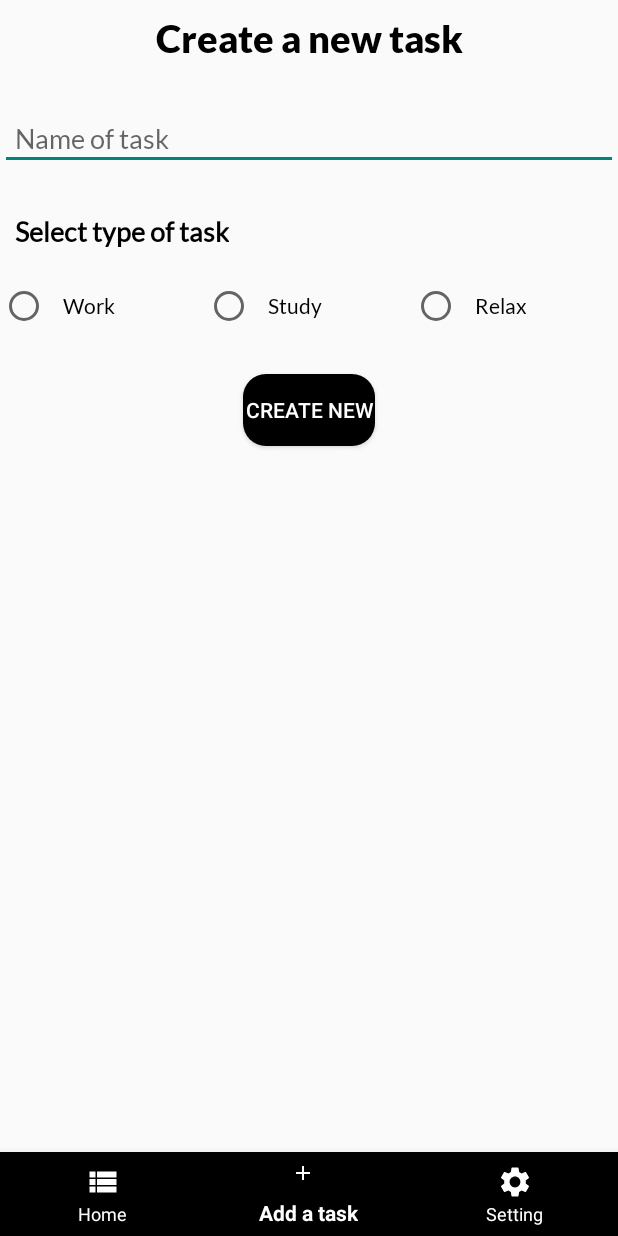
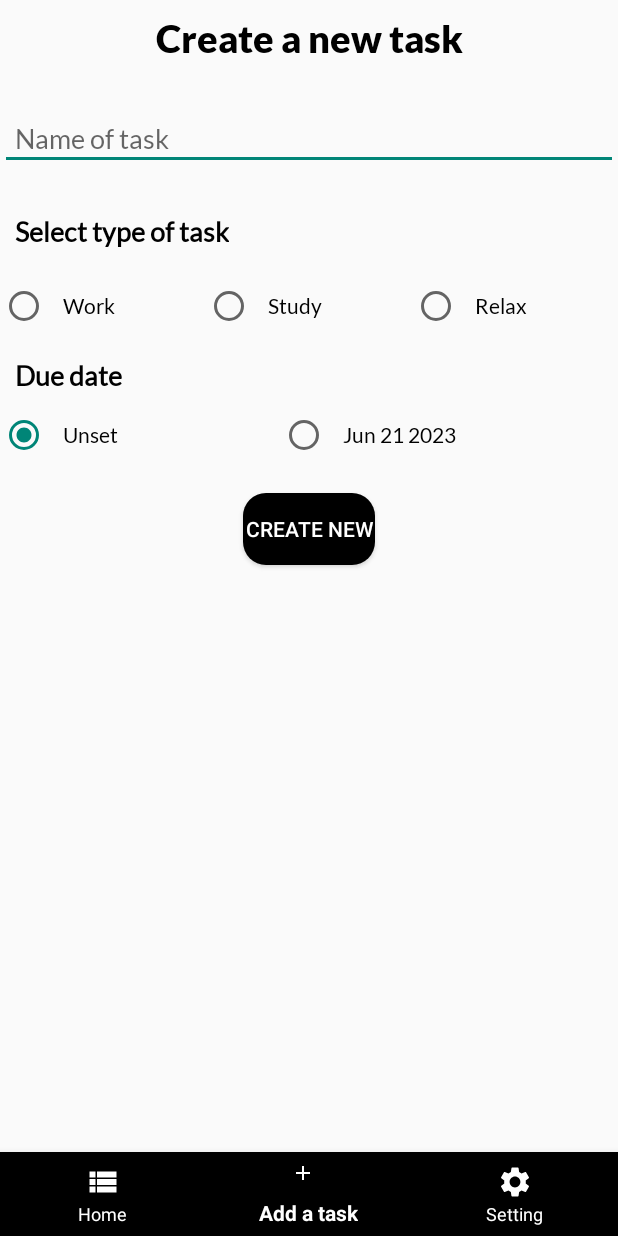
Before and after one commit to quocan05/todolist-using-room-database-android-java, an Android app: the screen it shows after launch (MainActivity), item 2 of the bottom bar chosen, on a phone screen of 412 x 824 dp. Run offline under Robolectric (Android 15) with nearby library versions, the phone set to English and light mode, and no system bars; our stand-ins replace Room's generated code.

Commit message:
add pick time dialog but undone, still working...

```diff
--- a/app/build.gradle
+++ b/app/build.gradle
@@ -26,6 +26,7 @@ android {
         sourceCompatibility JavaVersion.VERSION_1_8
         targetCompatibility JavaVersion.VERSION_1_8
     }
+
 }
 
 dependencies {
--- a/app/src/main/java/com/quocanproject/todolistroom/FragAddTask.java
+++ b/app/src/main/java/com/quocanproject/todolistroom/FragAddTask.java
@@ -1,5 +1,7 @@
 package com.quocanproject.todolistroom;
 
+import android.app.AlertDialog;
+import android.app.DatePickerDialog;
 import android.content.Context;
 import android.os.Bundle;
 import android.text.TextUtils;
@@ -11,6 +13,7 @@ import android.view.ViewGroup;
 import android.view.inputmethod.EditorInfo;
 import android.view.inputmethod.InputMethodManager;
 import android.widget.Button;
+import android.widget.DatePicker;
 import android.widget.EditText;
 import android.widget.RadioButton;
 import android.widget.RadioGroup;
@@ -25,12 +28,18 @@ import androidx.lifecycle.Observer;
 
 import com.quocanproject.todolistroom.database.TaskDatabase;
 
+import java.util.Calendar;
+import java.util.Date;
 import java.util.List;
 
 public class FragAddTask extends Fragment {
 
     TaskRepo taskRepo;
     LiveData<List<Task>> taskListLiveData;
+
+    DatePickerDialog datePickerDialog;
+    RadioButton rbSetDueDate;
+
 
     @Nullable
     @Override
@@ -42,6 +51,12 @@ public class FragAddTask extends Fragment {
         RadioGroup rgType = view.findViewById(R.id.radioGrType);
         Button btnAddTask = view.findViewById(R.id.btnAddTask);
 
+        RadioGroup rgDueDate = view.findViewById(R.id.radioGrSetDueDate);
+        rgDueDate.check(R.id.rbNoDueDate);
+
+        rbSetDueDate = view.findViewById(R.id.rbSetDueDate);
+        rbSetDueDate.setText(getDateToday());
+        initDatePicker();
 
         edtAddTask.setOnEditorActionListener(new TextView.OnEditorActionListener() {
             @Override
@@ -71,10 +86,25 @@ public class FragAddTask extends Fragment {
 
                     String type;
                     int selectedRadioButtonId = rgType.getCheckedRadioButtonId();
+                    int selectedRadioButtonDueDateId = rgDueDate.getCheckedRadioButtonId();
+                    Toast.makeText(getActivity(), selectedRadioButtonDueDateId+"", Toast.LENGTH_SHORT).show();
                     if (selectedRadioButtonId != -1) {
                         RadioButton rbSelected = getActivity().findViewById(selectedRadioButtonId); // phai get id tu view cua onCreate
                         type = rbSelected.getText().toString().trim();
-                        Task task = new Task(name, type, false);
+
+                        Task task = new Task(name, type, false, null);
+
+                        if (selectedRadioButtonDueDateId == R.id.rbSetDueDate){
+                            Toast.makeText(getActivity(), rbSetDueDate.getText().toString(), Toast.LENGTH_SHORT).show();
+                            rbSetDueDate.setOnClickListener(new View.OnClickListener() {
+                                @Override
+                                public void onClick(View view) {
+                                    openDatePicker(view);
+                                }
+                            });
+
+                        }
+
                         taskRepo.insertData(task, new TaskRepo.TaskCallback() {
                             @Override
                             public void onTaskInserted() {
@@ -104,6 +134,71 @@ public class FragAddTask extends Fragment {
         });
         return view;
     }
+
+    private String getDateToday() {
+        Calendar cal = Calendar.getInstance();
+        int year = cal.get(Calendar.YEAR);
+        int month = cal.get(Calendar.MONTH);
+        month = month + 1;
+        int day = cal.get(Calendar.DAY_OF_MONTH);
+
+        return makeDateString(day, month, year);
+    }
+
+    private void initDatePicker() {
+        DatePickerDialog.OnDateSetListener dateSetListener = new DatePickerDialog.OnDateSetListener() {
+            @Override
+            public void onDateSet(DatePicker datePicker, int year, int month, int day) {
+                month = month + 1;
+                String date = makeDateString(day, month, year);
+                rbSetDueDate.setText(date);
+            }
+        };
+
+        Calendar cal = Calendar.getInstance();
+        int year = cal.get(Calendar.YEAR);
+        int month = cal.get(Calendar.MONTH);
+        int day = cal.get(Calendar.DAY_OF_MONTH);
+
+        int style = AlertDialog.THEME_HOLO_DARK;
+        datePickerDialog = new DatePickerDialog(getContext(), style, dateSetListener, year, month, day);
+    }
+
+    private String makeDateString(int day, int month, int year) {
+        return getMonthFormat(month) + " " + day +" "+ year;
+    }
+
+    private String getMonthFormat(int month) {
+        switch (month) {
+            case 1:
+                return "Jan";
+            case 2:
+                return "Feb";
+            case 3:
+                return "Mar";
+            case 4:
+                return "Apr";
+            case 5:
+                return "May";
+            case 6:
+                return "Jun";
+            case 7:
+                return "Jul";
+            case 8:
+                return "Aug";
+            case 9:
+                return "Sep";
+            case 10:
+                return "Oct";
+            case 11:
+                return "Nov";
+            case 12:
+                return "Dec";
+            default:
+                return "Invalid";
+        }
+    }
+
     @Override
     public void onActivityCreated(@Nullable Bundle savedInstanceState) {
         super.onActivityCreated(savedInstanceState);
@@ -114,4 +209,9 @@ public class FragAddTask extends Fragment {
         InputMethodManager imm = (InputMethodManager) requireContext().getSystemService(Context.INPUT_METHOD_SERVICE);
         imm.hideSoftInputFromWindow(view.getWindowToken(), 0);
     }
+
+
+    void openDatePicker(View view){
+        datePickerDialog.show();
+    }
 }
--- a/app/src/main/java/com/quocanproject/todolistroom/FragHome.java
+++ b/app/src/main/java/com/quocanproject/todolistroom/FragHome.java
@@ -162,6 +162,8 @@ public class FragHome extends Fragment {
         }
     }
 
+
+
     private void unDoneTask(Task taskUpdateStatus) {
         taskUpdateStatus.setStatusTask(false);
         taskRepo.updateData(taskUpdateStatus);
--- a/app/src/main/java/com/quocanproject/todolistroom/database/TaskDAO.java
+++ b/app/src/main/java/com/quocanproject/todolistroom/database/TaskDAO.java
@@ -24,15 +24,15 @@ public interface TaskDAO {
     @Update
     void updateTask(Task task);
 
-    @Query("DELETE FROM tasklist")
+    @Query("DELETE FROM tasklist_table")
     void deleteAll();
-    @Query("SELECT * FROM tasklist")
+    @Query("SELECT * FROM tasklist_table")
     LiveData<List<Task>> getListTask();
 
-    @Query("SELECT * FROM tasklist WHERE nameTask LIKE '%' || :name || '%'")
+    @Query("SELECT * FROM tasklist_table WHERE nameTask LIKE '%' || :name || '%'")
     LiveData<List<Task>> listFromSearch(String name);
 
-    @Query("SELECT EXISTS(SELECT 1 FROM tasklist WHERE nameTask = :name LIMIT 1)")
+    @Query("SELECT EXISTS(SELECT 1 FROM tasklist_table WHERE nameTask = :name LIMIT 1)")
     int checkTaskExist(String name);
 
 }
--- a/app/src/main/java/com/quocanproject/todolistroom/database/TaskDatabase.java
+++ b/app/src/main/java/com/quocanproject/todolistroom/database/TaskDatabase.java
@@ -16,11 +16,11 @@ import java.util.List;
 
 @Database(
         entities = Task.class,
-        version =2
+        version = 2
 )
 public abstract class TaskDatabase extends RoomDatabase {
 
-    private static final String DB_NAME = "task_db";
+    private static final String DB_NAME = "tasklist_db";
 
     public abstract TaskDAO taskDAO();
 
--- a/app/src/main/res/layout/frag_add_task.xml
+++ b/app/src/main/res/layout/frag_add_task.xml
@@ -78,11 +78,55 @@
                 android:fontFamily="@font/latoregu" />
         </RadioGroup>
 
+
+
+    <TextView
+        android:layout_width="wrap_content"
+        android:layout_height="wrap_content"
+        android:text="Due date"
+        android:id="@+id/tvDueDate"
+        android:layout_below="@+id/radioGrType"
+        android:padding="10dp"
+        android:textSize="18sp"
+        android:fontFamily="@font/latoregu"
+        android:textStyle="bold"
+        android:textColor="#000"
+        />
+
+    <RadioGroup
+        android:layout_width="match_parent"
+        android:layout_height="wrap_content"
+        android:id="@+id/radioGrSetDueDate"
+        android:layout_below="@+id/tvDueDate"
+        android:orientation="horizontal"
+        >
+        <RadioButton
+            android:layout_width="wrap_content"
+            android:layout_height="wrap_content"
+            android:id="@+id/rbNoDueDate"
+            android:text="Unset"
+            android:padding="10dp"
+            android:fontFamily="@font/latoregu"
+            android:layout_weight="1"
+            />
+        <RadioButton
+            android:layout_width="wrap_content"
+            android:layout_height="wrap_content"
+            android:id="@+id/rbSetDueDate"
+            android:text="Set due date"
+            android:padding="10dp"
+            android:fontFamily="@font/latoregu"
+            android:layout_weight="1"
+
+            />
+
+    </RadioGroup>
+
     <Button
         android:id="@+id/btnAddTask"
         android:layout_width="wrap_content"
         android:layout_height="wrap_content"
-        android:layout_below="@+id/radioGrType"
+        android:layout_below="@+id/radioGrSetDueDate"
         android:layout_centerInParent="true"
         android:layout_marginTop="20dp"
         android:background="@drawable/layout_button"
@@ -91,4 +135,5 @@
         android:textColor="#fff" />
 
 
+
 </RelativeLayout>
```
Also changed, not shown: app/src/main/java/com/quocanproject/todolistroom/MainActivity.java (+11 -0 lines), app/src/main/java/com/quocanproject/todolistroom/Task.java (+24 -8 lines), app/src/main/java/com/quocanproject/todolistroom/TaskListAdapter.java (+8 -0 lines), build.gradle (line endings or trailing spaces).
